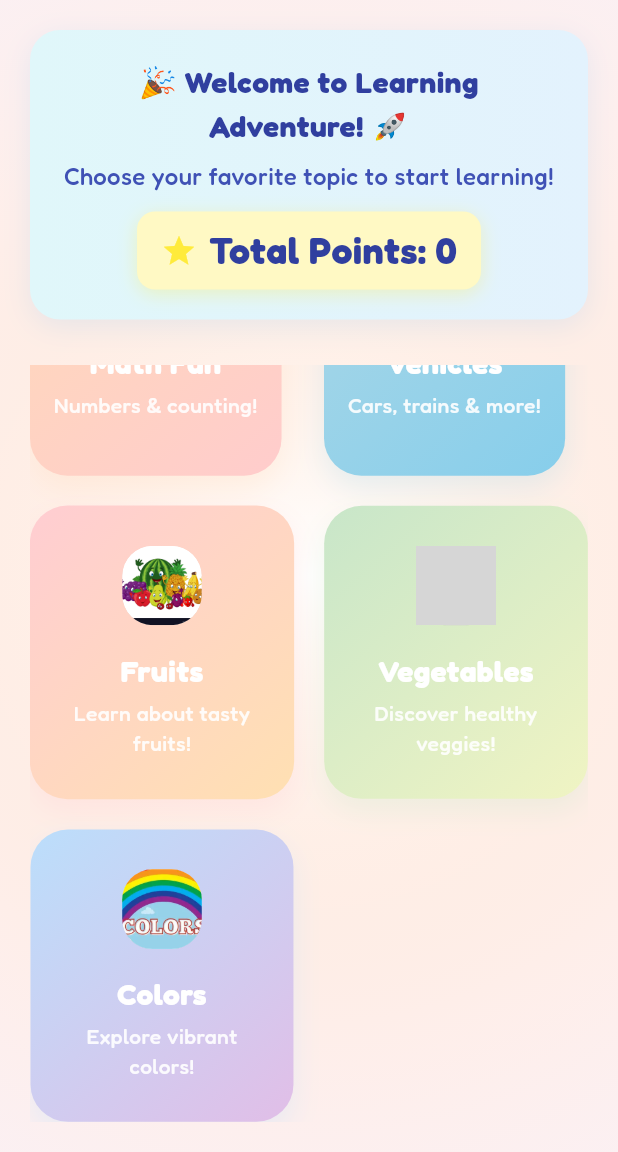
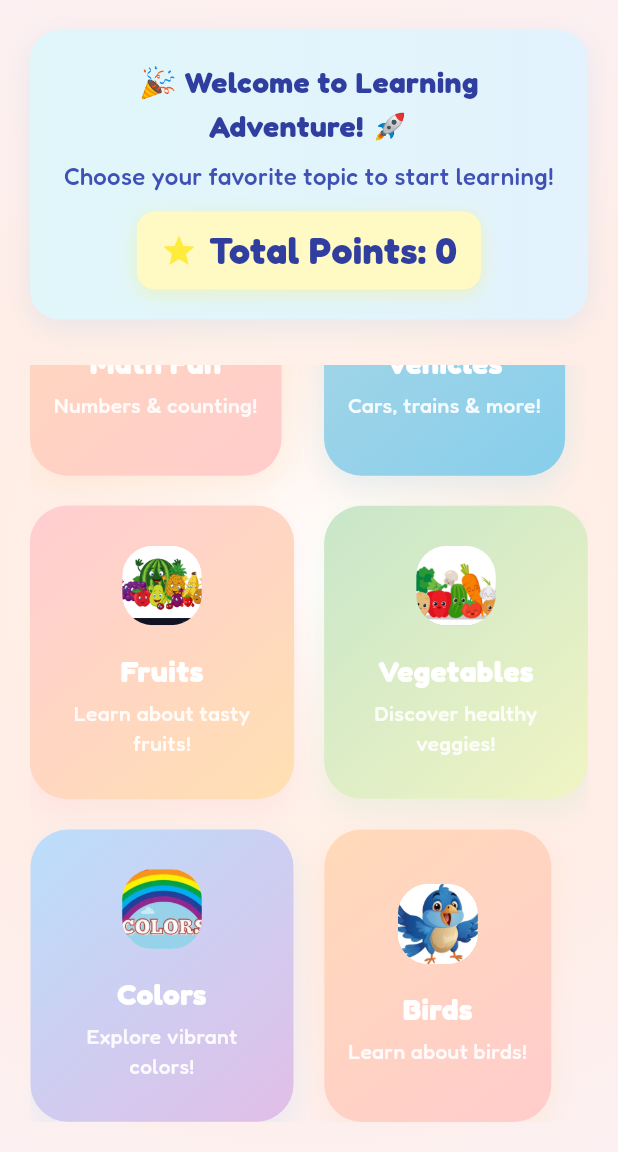
Before and after one commit to 26harshil/nextgen_learners, a Flutter app: the screen it shows after launch, scrolled down 337 dp, on a phone screen of 412 x 824 dp, the part 84-1236 px from its top. Run offline on Flutter 3.47's test engine with Material 3 defaults, Android fonts, the light colour scheme and no system bars; our stand-ins replace audioplayers, get, google_fonts, shared_preferences; network calls fail; grey boxes are pictures that could not be loaded.

```diff
--- a/lib/constant/question.dart
+++ b/lib/constant/question.dart
@@ -718,6 +718,7 @@ var math = <Map<String, dynamic>>[].obs;
 var vegetables = <Map<String, dynamic>>[].obs;
 var vehicleName = <Map<String, dynamic>>[].obs;
 var animalName = <Map<String, dynamic>>[].obs;
+var birds = <Map<String, dynamic>>[].obs;
 
 
 final List<Map<String, dynamic>> Animal_sound_questions = [
--- a/lib/constant/string_constant.dart
+++ b/lib/constant/string_constant.dart
@@ -23,6 +23,7 @@ const Color VEHICLES_COLOR_SKY_BLUE = Color(0xFF87CEEB);
 const String COLORS_Screen = '/colors';
 const String FRUITS_SCREEN = '/fruits';
 const String MATH_SCREEN = '/math';
+const String BIRDS_SCREEN = '/birds';
 const String VEGETABLES_SCREEN = '/vegetables';
 const String VEHICLE_NAME_SCREEN = '/vehicals';
 const String ANIMAL_Name_SCREEN = '/animalname';
--- a/lib/controller/dashboard_controller.dart
+++ b/lib/controller/dashboard_controller.dart
@@ -8,6 +8,7 @@ class DashboardController extends GetxController {
   var vegetables = <Map<String, dynamic>>[].obs;
   var vehicleName = <Map<String, dynamic>>[].obs;
   var animalName = <Map<String, dynamic>>[].obs;
+    var birds = <Map<String, dynamic>>[].obs;
   var isLoading = true.obs; // Track loading state
 
   final ApiService _apiService = ApiService();
@@ -27,6 +28,7 @@ class DashboardController extends GetxController {
       _apiService.fetchQuiz('vegetables', vegetables),
       _apiService.fetchQuiz('vehicals', vehicleName),
       _apiService.fetchQuiz('animalname', animalName),
+      _apiService.fetchQuiz('birds', birds),
     ]);
     isLoading.value = false;
     printAllQuizzes();
@@ -40,6 +42,7 @@ class DashboardController extends GetxController {
     print('Vegetables Quiz: $vegetables');
     print('Vehicles Quiz: $vehicleName');
     print('Animals Quiz: $animalName');
+    print('Birds Quiz: $birds');
     print('---------------------');
   }
 }
--- a/lib/main.dart
+++ b/lib/main.dart
@@ -65,6 +65,10 @@ class MyApp extends StatelessWidget {
            name: ANIMAL_SOUND_SCREEN,
            page: () => const QuizScreen(quizId: 'animalsound'),
          ),
+          GetPage(
+           name: BIRDS_SCREEN,
+           page: () => const QuizScreen(quizId: 'birds'),
+         ),
       ],
     );
   }
--- a/lib/view/dashboard/dashboard.dart
+++ b/lib/view/dashboard/dashboard.dart
@@ -452,7 +452,7 @@ class _DashboardState extends State<Dashboard> with TickerProviderStateMixin {
                                     newPage: VEGETABLES_SCREEN,
                                     title: "Vegetables",
                                     subtitle: "Discover healthy veggies!",
-                                    img: 'assets/home_screen/vegetables.avif',
+                                    img: 'assets/home_screen/vegetables.jpg',
                                     primaryColor: Colors.green[100]!,
                                     secondaryColor: Colors.lime[100]!,
                                     delay: 1200,
@@ -471,6 +471,19 @@ class _DashboardState extends State<Dashboard> with TickerProviderStateMixin {
                                     delay: 1400,
                                   ),
                                 ),
+                                _tileWithTick(
+                                  quizId: 'birds',
+                                  tile: CustomContainer(
+                                    key: UniqueKey(),
+                                    newPage: BIRDS_SCREEN,
+                                    title: "Birds",
+                                    subtitle: "Learn about birds!",
+                                    img: 'assets/home_screen/birds.jpg',
+                                    primaryColor: MATH_COLOR_LIGHT_PEACH,
+                                    secondaryColor: MATH_COLOR_SOFT_PINK,
+                                    delay: 1600,
+                                  ),
+                                ),
                               ],
                             ),
                           ),
```
Also changed, not shown: lib/constant/CustomeMcqContainer.dart (+122 -4 lines), lib/model/question_model.dart (+25 -0 lines), lib/services/api_config.dart (+30 -0 lines), lib/services/quiz_service.dart (+11 -2 lines), lib/view/birds/birds_view.dart (added, +23 -0 lines), assets/home_screen/birds.jpg (added), assets/home_screen/vegetables.jpg (added), 1 other file.
